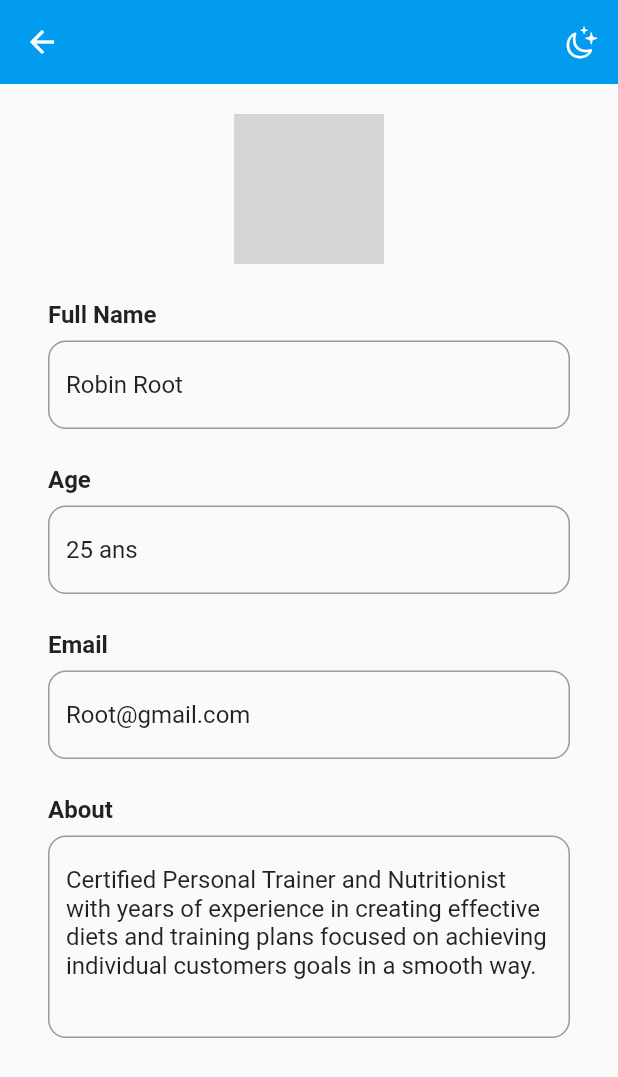
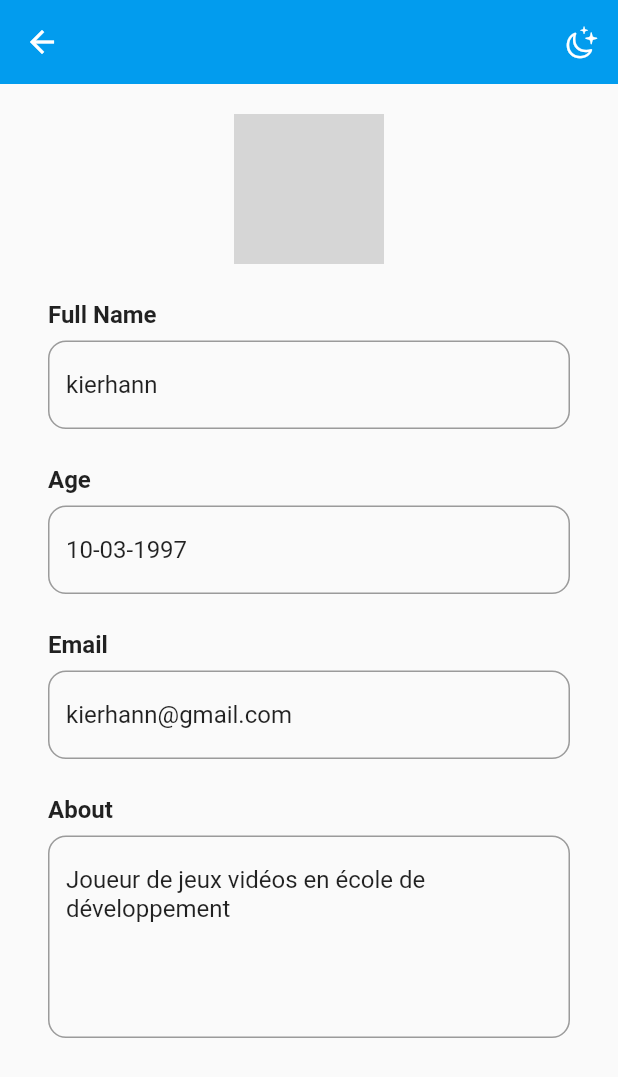
Before and after one commit to IsmaelHK1/Trinity, a Flutter app: the EditProfilePage screen opened directly, on a phone screen of 412 x 824 dp. Shown: the top 1077 px of the screen. Run offline on Flutter 3.47's test engine with Material 2 defaults, Android fonts, the phone set to English and light mode, and no system bars; our stand-ins replace cloud_firestore, firebase_auth, firebase_core, firebase_crashlytics; accounts and stored records are empty; network calls fail; grey boxes are pictures that could not be loaded.

Commit message:
modif userPreference

```diff
--- a/lib/Common/utils/user_preferences.dart
+++ b/lib/Common/utils/user_preferences.dart
@@ -3,11 +3,10 @@ import 'package:trinity/Common/models/UserData.dart';
 class UserPreferences {
   static UserData myUser = UserData(
     imagepath:
-        'https://lvdneng.rosselcdn.net/sites/default/files/dpistyles_v2/ena_16_9_extra_big/2021/06/08/node_1022105/51568238/public/2021/06/08/B9727254842Z.1_20210608105519_000%2BGB5I8Q8O1.2-0.jpg?itok=NNfMFl0v1623142569',
-    pseudo: 'Robin Root',
-    email: 'Root@gmail.com',
-    birthday: '25 ans',
-    about:
-        'Certified Personal Trainer and Nutritionist with years of experience in creating effective diets and training plans focused on achieving individual customers goals in a smooth way.',
+        'https://www.google.com/url?sa=i&url=https%3A%2F%2Ficon-icons.com%2Ffr%2Ficone%2Fpersonne%2F50075&psig=AOvVaw2TPhzKU9xWzDYEys83u7WX&ust=1650122115887000&source=images&cd=vfe&ved=0CAwQjRxqFwoTCKiMnYiulvcCFQAAAAAdAAAAABAJ',
+    pseudo: 'kierhann',
+    email: 'kierhann@gmail.com',
+    birthday: '10-03-1997',
+    about: 'Joueur de jeux vidéos en école de développement',
   );
 }
```
Also changed, not shown: 1 other file.
